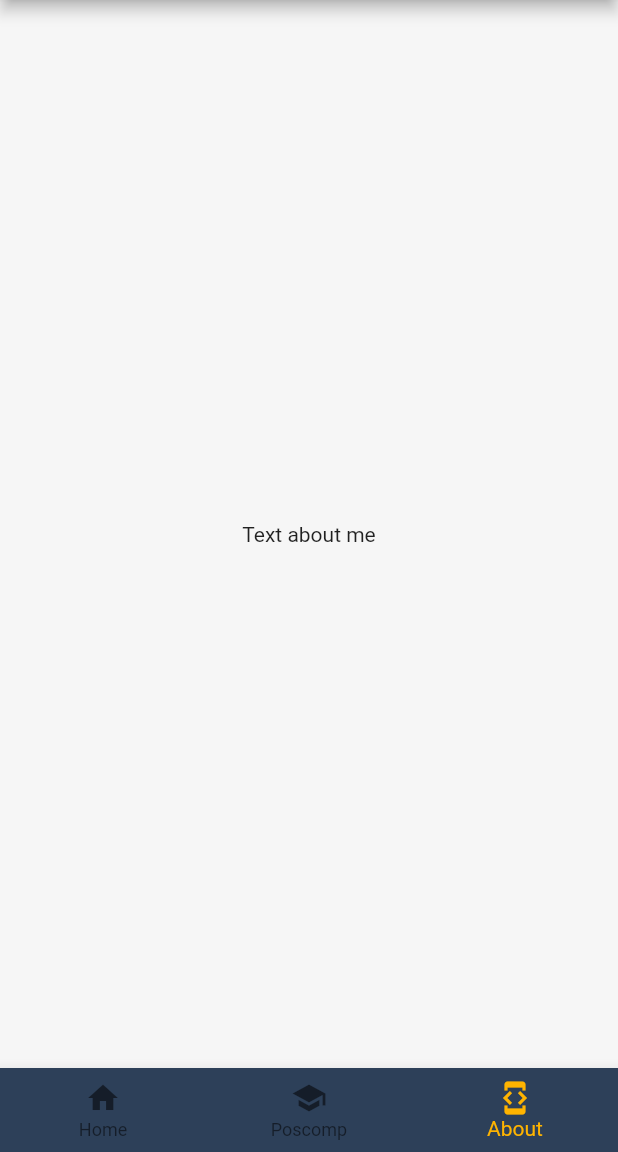
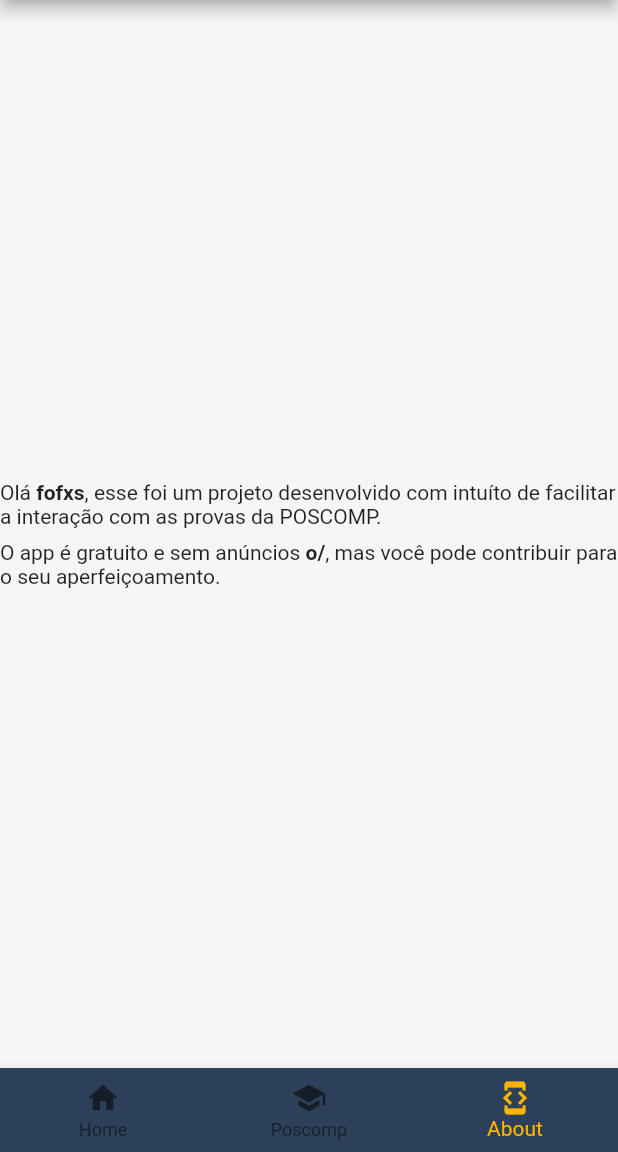
Before and after one commit to f2acode/computeiro, a Flutter app: the screen it shows after launch, item 3 of the bottom bar chosen, on a phone screen of 412 x 824 dp, the part 84-1236 px from its top. Run offline on Flutter 3.47's test engine with Material 2 defaults, Android fonts, the phone set to English and light mode, and no system bars; drawn by our look-alikes of flutter_markdown.

```diff
--- a/lib/components/pages/About/index.dart
+++ b/lib/components/pages/About/index.dart
@@ -1,4 +1,5 @@
 import 'package:flutter/material.dart';
+import 'package:flutter_markdown/flutter_markdown.dart';
 
 import 'package:computeiro/core/constants/index.dart';
 
@@ -6,7 +7,9 @@ class About extends StatelessWidget {
   @override
   Widget build(BuildContext context) {
     return Container(
-      child: const Text(aboutMe),
+      child: const MarkdownBody(
+        data: aboutMe,
+      ),
     );
   }
 }
--- a/lib/core/constants/strings.dart
+++ b/lib/core/constants/strings.dart
@@ -8,7 +8,13 @@ const String previousQuestion = 'ANTERIOR';
 const String finishExam = 'TERMINAR';
 
 const String insertingExams = 'Inserção das provas em andamento';
-const String aboutMe = 'Text about me';
+const String aboutMe = '''
+Olá __fofxs__, esse foi um projeto desenvolvido com intuíto de facilitar
+a interação com as provas da POSCOMP.
+
+O app é gratuito e sem anúncios __o/__, mas você pode contribuir
+para o seu aperfeiçoamento.
+''';
 
 String Function(String) poscompExamYear =
     (String examYear) => 'Prova do ano de $examYear';
```
